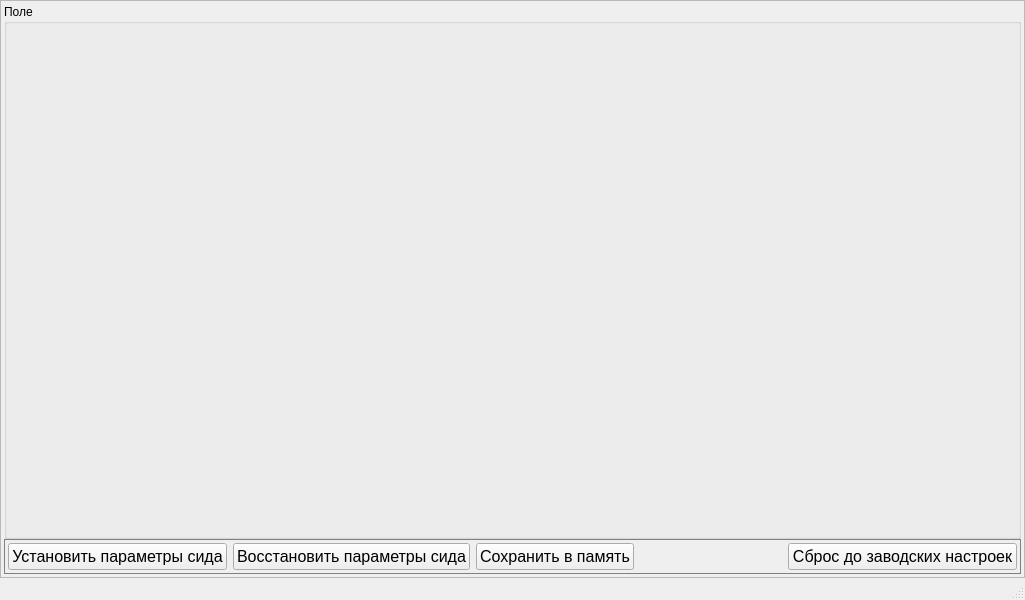
Before: the Qt Designer form mainwindow.ui in bulkanul/EVO_YFL_1064_GUI_coherent2, drawn with Qt 5.
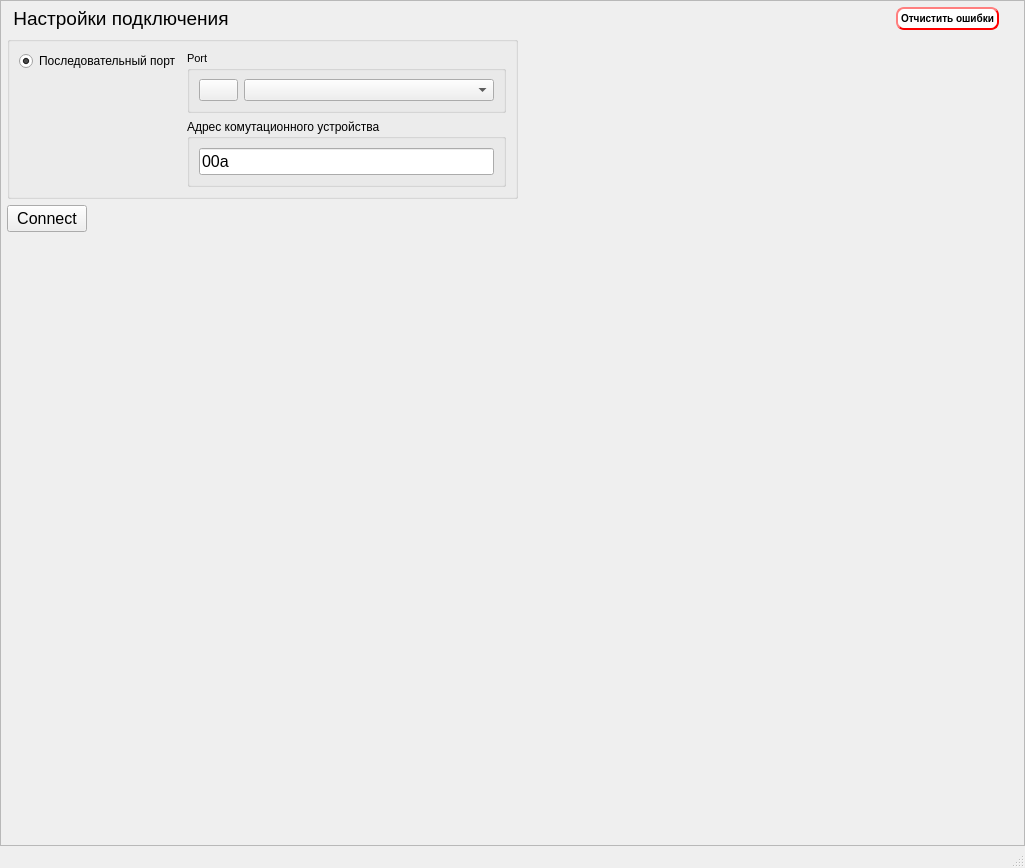
After: the same form once the commit is applied. Icons and pictures are not drawn.

The edit to the form file:
```diff
--- a/mainwindow.ui
+++ b/mainwindow.ui
@@ -7,7 +7,7 @@
     <x>0</x>
     <y>0</y>
     <width>1025</width>
-    <height>600</height>
+    <height>868</height>
    </rect>
   </property>
   <property name="windowTitle">
@@ -38,7 +38,7 @@
          <x>0</x>
          <y>0</y>
          <width>1023</width>
-         <height>555</height>
+         <height>823</height>
         </rect>
        </property>
        <layout class="QVBoxLayout" name="verticalLayout_4">
@@ -58,24 +58,235 @@
          <number>3</number>
         </property>
         <item>
+         <widget class="QWidget" name="widget_23" native="true">
+          <property name="maximumSize">
+           <size>
+            <width>16777215</width>
+            <height>50</height>
+           </size>
+          </property>
+          <layout class="QHBoxLayout" name="horizontalLayout_59">
+           <property name="topMargin">
+            <number>3</number>
+           </property>
+           <property name="bottomMargin">
+            <number>3</number>
+           </property>
+           <item>
+            <widget class="QPushButton" name="menu_button">
+             <property name="enabled">
+              <bool>true</bool>
+             </property>
+             <property name="sizePolicy">
+              <sizepolicy hsizetype="Minimum" vsizetype="Preferred">
+               <horstretch>0</horstretch>
+               <verstretch>0</verstretch>
+              </sizepolicy>
+             </property>
+             <property name="minimumSize">
+              <size>
+               <width>0</width>
+               <height>0</height>
+              </size>
+             </property>
+             <property name="maximumSize">
+              <size>
+               <width>16777215</width>
+               <height>16777215</height>
+              </size>
+             </property>
+             <property name="font">
+              <font>
+               <pointsize>14</pointsize>
+              </font>
+             </property>
+             <property name="cursor">
+              <cursorShape>PointingHandCursor</cursorShape>
+             </property>
+             <property name="styleSheet">
+              <string notr="true">QPushButton
+{
+	text-align: center;
+    border: 0px solid gray;
+	vertical-align: bottom;
+}
+
+QPushButton:hover
+{
+	text-align: center;
+	color: rgb(170, 0, 0);
+    border: 0px solid gray;
+	vertical-align: bottom;
+}</string>
+             </property>
+             <property name="text">
+              <string>Настройки подключения</string>
+             </property>
+             <property name="checkable">
+              <bool>false</bool>
+             </property>
+             <property name="checked">
+              <bool>false</bool>
+             </property>
+             <property name="autoExclusive">
+              <bool>false</bool>
+             </property>
+             <property name="flat">
+              <bool>false</bool>
+             </property>
+            </widget>
+           </item>
+           <item>
+            <spacer name="horizontalSpacer_34">
+             <property name="orientation">
+              <enum>Qt::Horizontal</enum>
+             </property>
+             <property name="sizeHint" stdset="0">
+              <size>
+               <width>40</width>
+               <height>20</height>
+              </size>
+             </property>
+            </spacer>
+           </item>
+           <item>
+            <widget class="QPushButton" name="pb_error_cleaner">
+             <property name="maximumSize">
+              <size>
+               <width>130</width>
+               <height>16777215</height>
+              </size>
+             </property>
+             <property name="font">
+              <font>
+               <family>Arial</family>
+               <pointsize>-1</pointsize>
+               <italic>false</italic>
+               <bold>true</bold>
+              </font>
+             </property>
+             <property name="styleSheet">
+              <string notr="true">QPushButton {	
+	background-color: white;
+	border-style: outset;
+    border-width: 2px;
+    border-radius: 8px;
+    border-color: red;
+    font: bold 10px;
+    min-width: 10em;
+    padding: 3px;
+}
+QPushButton::hover { 	
+	background-color:  rgb(221, 242, 255);
+	border-style: outset;
+    border-width: 2px;
+    border-radius: 8px;
+    border-color: red;
+    font: bold 10px;
+    min-width: 10em;
+    padding: 3px; }
+</string>
+             </property>
+             <property name="text">
+              <string>Отчистить ошибки</string>
+             </property>
+            </widget>
+           </item>
+           <item>
+            <widget class="QLabel" name="label">
+             <property name="sizePolicy">
+              <sizepolicy hsizetype="Fixed" vsizetype="Fixed">
+               <horstretch>0</horstretch>
+               <verstretch>0</verstretch>
+              </sizepolicy>
+             </property>
+             <property name="maximumSize">
+              <size>
+               <width>106</width>
+               <height>28</height>
+              </size>
+             </property>
+             <property name="text">
+              <string/>
+             </property>
+             <property name="pixmap">
+              <pixmap>images/NordL_logo.png</pixmap>
+             </property>
+             <property name="scaledContents">
+              <bool>true</bool>
+             </property>
+             <property name="alignment">
+              <set>Qt::AlignCenter</set>
+             </property>
+            </widget>
+           </item>
+          </layout>
+         </widget>
+        </item>
+        <item>
+         <widget class="QStackedWidget" name="stackedWidget">
+          <property name="enabled">
+           <bool>true</bool>
+          </property>
+          <property name="minimumSize">
+           <size>
+            <width>30</width>
+            <height>0</height>
+           </size>
+          </property>
+          <property name="currentIndex">
+           <number>1</number>
+          </property>
+          <widget class="QWidget" name="admin_page">
+           <layout class="QVBoxLayout" name="verticalLayout_3">
+            <property name="leftMargin">
+             <number>0</number>
+            </property>
+            <property name="topMargin">
+             <number>0</number>
+            </property>
+            <property name="rightMargin">
+             <number>0</number>
+            </property>
+            <property name="bottomMargin">
+             <number>0</number>
+            </property>
+            <item>
+             <widget class="QScrollArea" name="scrollArea_2">
+              <property name="widgetResizable">
+               <bool>true</bool>
+              </property>
+              <widget class="QWidget" name="scrollAreaWidgetContents_2">
+               <property name="geometry">
+                <rect>
+                 <x>0</x>
+                 <y>0</y>
+                 <width>1015</width>
+                 <height>781</height>
+                </rect>
+               </property>
+               <layout class="QVBoxLayout" name="verticalLayout_5">
+                <property name="spacing">
+                 <number>0</number>
+                </property>
+                <property name="leftMargin">
+                 <number>3</number>
+                </property>
+                <property name="topMargin">
+                 <number>3</number>
+                </property>
+                <property name="rightMargin">
+                 <number>3</number>
+                </property>
+                <property name="bottomMargin">
+                 <number>3</number>
+                </property>
+                <item>
          <widget class="QGroupBox" name="groupBox">
           <property name="title">
-           <string>Поле</string>
-          </property>
-          <layout class="QVBoxLayout" name="verticalLayout_2">
-           <property name="leftMargin">
-            <number>0</number>
-           </property>
-           <property name="topMargin">
-            <number>0</number>
-           </property>
-           <property name="rightMargin">
-            <number>0</number>
-           </property>
-           <property name="bottomMargin">
-            <number>0</number>
-           </property>
-          </layout>
+                   <string/>
+                  </property>
+                  <layout class="QVBoxLayout" name="verticalLayout_2"/>
          </widget>
         </item>
         <item>
@@ -173,6 +384,217 @@
             </widget>
            </item>
           </layout>
+                 </widget>
+                </item>
+               </layout>
+              </widget>
+             </widget>
+            </item>
+           </layout>
+          </widget>
+          <widget class="QWidget" name="connection_page">
+           <layout class="QVBoxLayout" name="verticalLayout_7">
+            <property name="leftMargin">
+             <number>3</number>
+            </property>
+            <property name="topMargin">
+             <number>3</number>
+            </property>
+            <property name="rightMargin">
+             <number>3</number>
+            </property>
+            <property name="bottomMargin">
+             <number>3</number>
+            </property>
+            <item>
+             <widget class="QGroupBox" name="groupBox_5">
+              <property name="sizePolicy">
+               <sizepolicy hsizetype="Fixed" vsizetype="Preferred">
+                <horstretch>0</horstretch>
+                <verstretch>0</verstretch>
+               </sizepolicy>
+              </property>
+              <property name="title">
+               <string/>
+              </property>
+              <layout class="QFormLayout" name="formLayout">
+               <item row="0" column="0">
+                <widget class="QRadioButton" name="rb_serial">
+                 <property name="text">
+                  <string>Последовательный порт</string>
+                 </property>
+                 <property name="checked">
+                  <bool>true</bool>
+                 </property>
+                </widget>
+               </item>
+               <item row="0" column="1">
+                <widget class="QGroupBox" name="group_serial">
+                 <property name="sizePolicy">
+                  <sizepolicy hsizetype="Preferred" vsizetype="Fixed">
+                   <horstretch>0</horstretch>
+                   <verstretch>0</verstretch>
+                  </sizepolicy>
+                 </property>
+                 <property name="font">
+                  <font>
+                   <pointsize>8</pointsize>
+                  </font>
+                 </property>
+                 <property name="title">
+                  <string>Port</string>
+                 </property>
+                 <layout class="QHBoxLayout" name="horizontalLayout_17">
+                  <item>
+                   <widget class="QPushButton" name="refresh_ports">
+                    <property name="sizePolicy">
+                     <sizepolicy hsizetype="Fixed" vsizetype="Fixed">
+                      <horstretch>0</horstretch>
+                      <verstretch>0</verstretch>
+                     </sizepolicy>
+                    </property>
+                    <property name="maximumSize">
+                     <size>
+                      <width>16777215</width>
+                      <height>22</height>
+                     </size>
+                    </property>
+                    <property name="text">
+                     <string/>
+                    </property>
+                    <property name="icon">
+                     <iconset>
+                      <normaloff>images/refresh.png</normaloff>images/refresh.png</iconset>
+                    </property>
+                   </widget>
+                  </item>
+                  <item>
+                   <widget class="QComboBox" name="serial_combo_box">
+                    <property name="minimumSize">
+                     <size>
+                      <width>250</width>
+                      <height>0</height>
+                     </size>
+                    </property>
+                    <property name="maximumSize">
+                     <size>
+                      <width>16777215</width>
+                      <height>16777215</height>
+                     </size>
+                    </property>
+                   </widget>
+                  </item>
+                 </layout>
+                </widget>
+               </item>
+               <item row="1" column="0">
+                <spacer name="horizontalSpacer">
+                 <property name="orientation">
+                  <enum>Qt::Horizontal</enum>
+                 </property>
+                 <property name="sizeHint" stdset="0">
+                  <size>
+                   <width>40</width>
+                   <height>20</height>
+                  </size>
+                 </property>
+                </spacer>
+               </item>
+               <item row="1" column="1">
+                <widget class="QGroupBox" name="groupBox_3">
+                 <property name="title">
+                  <string>Адрес комутационного устройства</string>
+                 </property>
+                 <layout class="QVBoxLayout" name="verticalLayout_6">
+                  <item>
+                   <widget class="QLineEdit" name="ip_adress_2">
+                    <property name="minimumSize">
+                     <size>
+                      <width>0</width>
+                      <height>0</height>
+                     </size>
+                    </property>
+                    <property name="maximumSize">
+                     <size>
+                      <width>1677215</width>
+                      <height>16777215</height>
+                     </size>
+                    </property>
+                    <property name="font">
+                     <font>
+                      <pointsize>12</pointsize>
+                     </font>
+                    </property>
+                    <property name="text">
+                     <string>00a</string>
+                    </property>
+                    <property name="maxLength">
+                     <number>3</number>
+                    </property>
+                   </widget>
+                  </item>
+                 </layout>
+                </widget>
+               </item>
+              </layout>
+             </widget>
+            </item>
+            <item>
+             <widget class="QPushButton" name="connect_btn">
+              <property name="sizePolicy">
+               <sizepolicy hsizetype="Fixed" vsizetype="Fixed">
+                <horstretch>0</horstretch>
+                <verstretch>0</verstretch>
+               </sizepolicy>
+              </property>
+              <property name="minimumSize">
+               <size>
+                <width>0</width>
+                <height>27</height>
+               </size>
+              </property>
+              <property name="maximumSize">
+               <size>
+                <width>16777215</width>
+                <height>27</height>
+               </size>
+              </property>
+              <property name="font">
+               <font>
+                <family>Arial</family>
+                <pointsize>12</pointsize>
+               </font>
+              </property>
+              <property name="text">
+               <string>Connect</string>
+              </property>
+             </widget>
+            </item>
+            <item>
+             <spacer name="verticalSpacer_4">
+              <property name="orientation">
+               <enum>Qt::Vertical</enum>
+              </property>
+              <property name="sizeHint" stdset="0">
+               <size>
+                <width>20</width>
+                <height>260</height>
+               </size>
+              </property>
+             </spacer>
+            </item>
+            <item>
+             <widget class="QLabel" name="version">
+              <property name="text">
+               <string/>
+              </property>
+              <property name="alignment">
+               <set>Qt::AlignRight|Qt::AlignTrailing|Qt::AlignVCenter</set>
+              </property>
+             </widget>
+            </item>
+           </layout>
+          </widget>
          </widget>
         </item>
        </layout>
```
Lines whose indentation alone changed are shown as unchanged.
